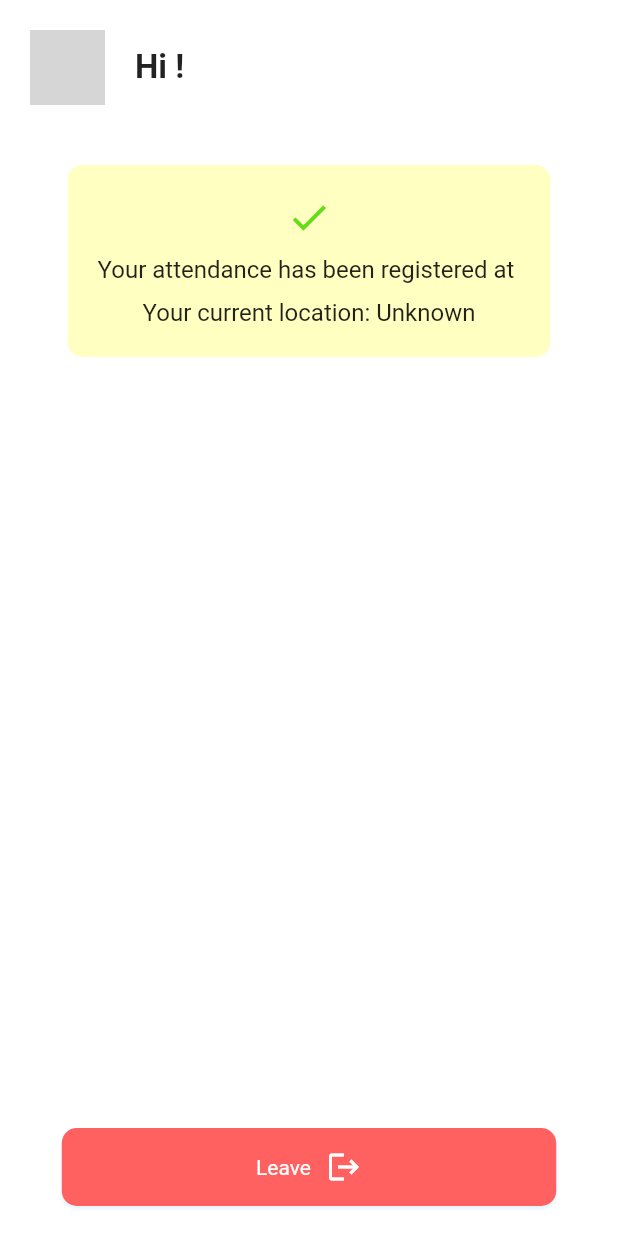
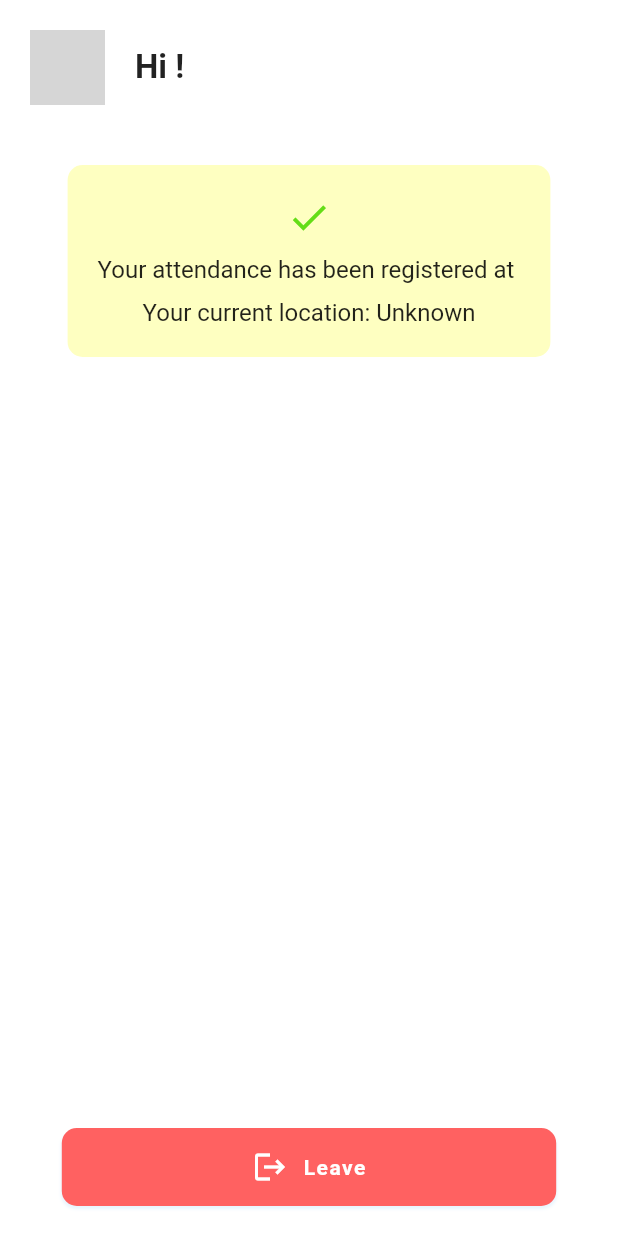
Before and after one commit to PranavBharadwaj-1328/UoHvAMS, a Flutter app: the Profile screen opened directly with empty values, on a phone screen of 412 x 824 dp. Run offline on Flutter 3.47's test engine with Material 2 defaults, Android fonts, the light colour scheme and no system bars; our stand-ins replace camera, device_info_plus, flutter_local_notifications, geolocator, intro_slider; missing offline and left inert: firebase_ml_vision, mysql1; accounts and stored records are empty; project files that could hold a hidden picture were left out; grey boxes are pictures that could not be loaded.

Commit message:
Front end little

```diff
--- a/lib/pages/widgets/app_button.dart
+++ b/lib/pages/widgets/app_button.dart
@@ -35,14 +35,17 @@ class AppButton extends StatelessWidget {
         child: Row(
           mainAxisAlignment: MainAxisAlignment.center,
           children: [
-            Text(
-              text,
-              style: TextStyle(color: Colors.white),
-            ),
+            icon,
             SizedBox(
               width: 10,
             ),
-            icon
+            Text(
+              text,
+              style: TextStyle(
+                  color: Colors.white,
+                  fontWeight: FontWeight.bold,
+                  letterSpacing: 1),
+            ),
           ],
         ),
       ),
--- a/lib/pages/widgets/app_text_field.dart
+++ b/lib/pages/widgets/app_text_field.dart
@@ -38,6 +38,7 @@ class AppTextField extends StatelessWidget {
       decoration: InputDecoration(
         floatingLabelBehavior: FloatingLabelBehavior.never,
         labelText: labelText,
+
         border: InputBorder.none,
         // errorText: validate(this.controller.text),
         filled: true,
```
Also changed, not shown: lib/pages/widgets/auth-action-button.dart (+14 -10 lines), 1 other file.
